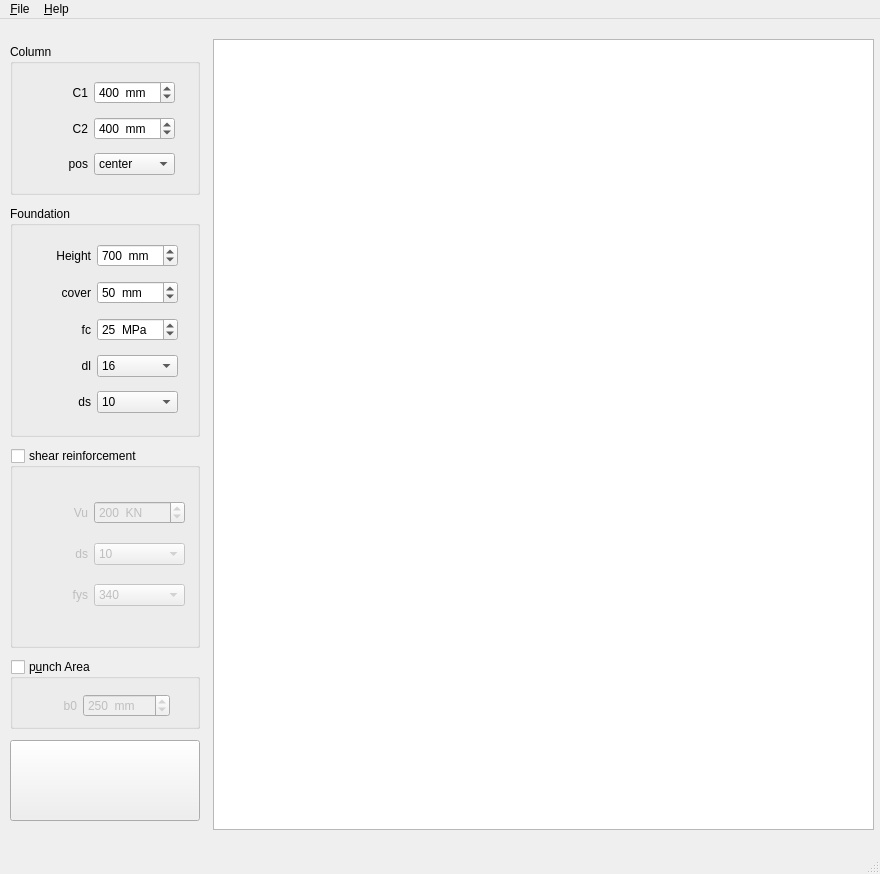
The window that applications/punch/mainwindow.ui (ebrahimraeyat/civilTools) describes before a commit, drawn with Qt 5.
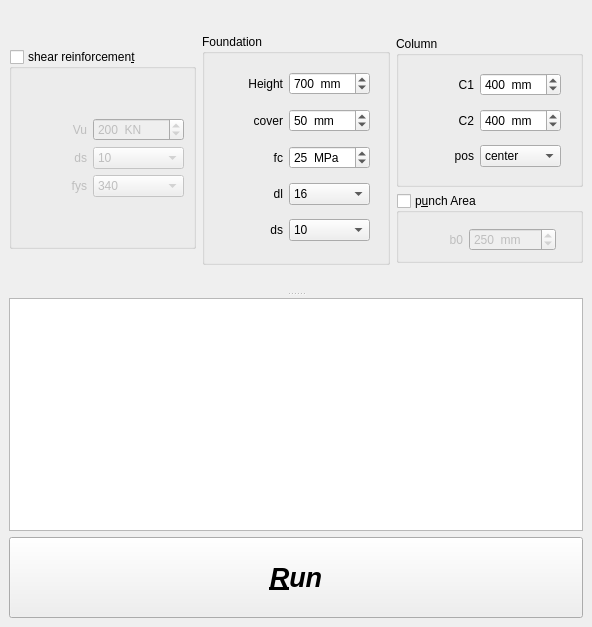
The same window after the commit. Icons and pictures are not drawn.

The edit to the form file:
```diff
--- a/applications/punch/mainwindow.ui
+++ b/applications/punch/mainwindow.ui
@@ -6,8 +6,8 @@
    <rect>
     <x>0</x>
     <y>0</y>
-    <width>880</width>
-    <height>874</height>
+    <width>592</width>
+    <height>627</height>
    </rect>
   </property>
   <property name="windowTitle">
@@ -21,31 +21,42 @@
    <property name="enabled">
     <bool>true</bool>
    </property>
-   <widget class="QPlainTextEdit" name="plainTextEdit">
-    <property name="geometry">
-     <rect>
-      <x>213</x>
-      <y>20</y>
-      <width>661</width>
-      <height>791</height>
-     </rect>
-    </property>
-    <property name="readOnly">
+   <layout class="QVBoxLayout" name="verticalLayout_5">
+    <item>
+     <widget class="QSplitter" name="splitter">
+      <property name="layoutDirection">
+       <enum>Qt::LeftToRight</enum>
+      </property>
+      <property name="autoFillBackground">
+       <bool>false</bool>
+      </property>
+      <property name="frameShadow">
+       <enum>QFrame::Plain</enum>
+      </property>
+      <property name="midLineWidth">
+       <number>14</number>
+      </property>
+      <property name="orientation">
+       <enum>Qt::Vertical</enum>
+      </property>
+      <property name="opaqueResize">
      <bool>true</bool>
     </property>
-   </widget>
+      <property name="handleWidth">
+       <number>8</number>
+      </property>
+      <property name="childrenCollapsible">
+       <bool>false</bool>
+      </property>
    <widget class="QWidget" name="layoutWidget">
-    <property name="geometry">
-     <rect>
-      <x>10</x>
-      <y>20</y>
-      <width>190</width>
-      <height>791</height>
-     </rect>
-    </property>
-    <layout class="QVBoxLayout" name="verticalLayout">
+       <layout class="QHBoxLayout" name="horizontalLayout_2">
+        <property name="sizeConstraint">
+         <enum>QLayout::SetMinimumSize</enum>
+        </property>
      <item>
-      <widget class="QGroupBox" name="column_groupBox">
+         <layout class="QVBoxLayout" name="verticalLayout_2">
+          <item>
+           <widget class="QGroupBox" name="shear_groupBox">
        <property name="sizePolicy">
         <sizepolicy hsizetype="Preferred" vsizetype="Maximum">
          <horstretch>0</horstretch>
@@ -55,26 +66,32 @@
        <property name="minimumSize">
         <size>
          <width>0</width>
-         <height>151</height>
-        </size>
-       </property>
+              <height>200</height>
+             </size>
+            </property>
+            <property name="toolTip">
+             <string>&lt;!DOCTYPE HTML PUBLIC &quot;-//W3C//DTD HTML 4.0//EN&quot; &quot;http://www.w3.org/TR/REC-html40/strict.dtd&quot;&gt;
+&lt;html&gt;&lt;head&gt;&lt;meta name=&quot;qrichtext&quot; content=&quot;1&quot; /&gt;&lt;style type=&quot;text/css&quot;&gt;
+p, li { white-space: pre-wrap; }
+&lt;/style&gt;&lt;/head&gt;&lt;body style=&quot; font-family:'Noto Sans'; font-size:10pt; font-weight:400; font-style:normal;&quot;&gt;
+&lt;p dir='rtl' style=&quot; margin-top:0px; margin-bottom:0px; margin-left:0px; margin-right:0px; -qt-block-indent:0; text-indent:0px;&quot;&gt;با فعال کردن این گزینه شما میتوانید با توجه به برش حداکثر موجود در مقطع پانچ (Vu)  و تعیین قطر و مقاومت خاموتهای سنجاقی، فاصله لازم بین خاموتهای سنجاقی را برای افزایش ظرفیت برش پانچ مقطع بدست آورید.&lt;/p&gt;&lt;/body&gt;&lt;/html&gt;</string>
+            </property>
        <property name="title">
-        <string>Column</string>
-       </property>
-       <widget class="QWidget" name="layoutWidget">
-        <property name="geometry">
-         <rect>
-          <x>9</x>
-          <y>30</y>
-          <width>156</width>
-          <height>110</height>
-         </rect>
-        </property>
-        <layout class="QGridLayout" name="gridLayout_2">
+             <string>shear reinforcemen&amp;t</string>
+            </property>
+            <property name="checkable">
+             <bool>true</bool>
+            </property>
+            <property name="checked">
+             <bool>false</bool>
+            </property>
+            <layout class="QGridLayout" name="gridLayout_4">
          <item row="0" column="0">
-          <widget class="QLabel" name="h_label">
+              <layout class="QGridLayout" name="gridLayout_3">
+               <item row="0" column="0">
+                <widget class="QLabel" name="vu_label_2">
            <property name="text">
-            <string>C1</string>
+                  <string>Vu</string>
            </property>
            <property name="alignment">
             <set>Qt::AlignRight|Qt::AlignTrailing|Qt::AlignVCenter</set>
@@ -82,83 +99,76 @@
           </widget>
          </item>
          <item row="0" column="1">
-          <widget class="QSpinBox" name="c1_spinBox">
-           <property name="toolTip">
-            <string>Height of foundation</string>
-           </property>
+                <widget class="QSpinBox" name="vu_spinBox">
            <property name="suffix">
-            <string>  mm</string>
+                  <string>  KN</string>
            </property>
            <property name="minimum">
-            <number>250</number>
+                  <number>0</number>
            </property>
            <property name="maximum">
-            <number>2000</number>
+                  <number>20000000</number>
            </property>
            <property name="singleStep">
             <number>50</number>
            </property>
            <property name="value">
-            <number>400</number>
+                  <number>200</number>
            </property>
           </widget>
          </item>
-         <item row="1" column="0">
-          <widget class="QLabel" name="c2_label">
+               <item row="3" column="0">
+                <widget class="QLabel" name="fys_label_2">
            <property name="text">
-            <string>C2</string>
+                  <string>fys</string>
            </property>
            <property name="alignment">
             <set>Qt::AlignRight|Qt::AlignTrailing|Qt::AlignVCenter</set>
            </property>
           </widget>
          </item>
-         <item row="1" column="1">
-          <widget class="QSpinBox" name="c2_spinBox">
-           <property name="toolTip">
-            <string>Height of foundation</string>
-           </property>
-           <property name="suffix">
-            <string>  mm</string>
-           </property>
-           <property name="minimum">
-            <number>250</number>
-           </property>
-           <property name="maximum">
-            <number>2000</number>
-           </property>
-           <property name="singleStep">
-            <number>50</number>
-           </property>
-           <property name="value">
-            <number>400</number>
-           </property>
-          </widget>
-         </item>
-         <item row="2" column="0">
-          <widget class="QLabel" name="pos_label">
-           <property name="text">
-            <string>pos</string>
-           </property>
-           <property name="alignment">
-            <set>Qt::AlignRight|Qt::AlignTrailing|Qt::AlignVCenter</set>
-           </property>
-          </widget>
-         </item>
-         <item row="2" column="1">
-          <widget class="QComboBox" name="pos_comboBox">
+               <item row="3" column="1">
+                <widget class="QComboBox" name="fys_comboBox">
            <property name="mouseTracking">
             <bool>false</bool>
            </property>
            <property name="toolTip">
             <string>foundation  main rebars diameter</string>
            </property>
+                 <property name="currentText">
+                  <string>340</string>
+                 </property>
+                 <property name="currentIndex">
+                  <number>1</number>
+                 </property>
+                 <item>
+                  <property name="text">
+                   <string>300</string>
+                  </property>
+                 </item>
+                 <item>
+                  <property name="text">
+                   <string>340</string>
+                  </property>
+                 </item>
+                 <item>
+                  <property name="text">
+                   <string>400</string>
+                  </property>
+                 </item>
+                </widget>
+               </item>
+               <item row="1" column="1">
+                <widget class="QComboBox" name="ds_punch_comboBox">
+                 <property name="toolTip">
+                  <string>foundation shear rebars diameter</string>
+                 </property>
            <property name="currentIndex">
             <number>0</number>
            </property>
            <item>
             <property name="text">
-             <string>center</string>
+                   <string>10</string>
             </property>
            </item>
            <item>
@@ -168,15 +178,70 @@
            </item>
            <item>
             <property name="text">
-             <string>corner</string>
-            </property>
-           </item>
-          </widget>
-         </item>
-        </layout>
-       </widget>
-      </widget>
-     </item>
+                   <string>14</string>
+                  </property>
+                 </item>
+                 <item>
+                  <property name="text">
+                   <string>16</string>
+                  </property>
+                 </item>
+                 <item>
+                  <property name="text">
+                   <string>18</string>
+                  </property>
+                 </item>
+                 <item>
+                  <property name="text">
+                   <string>20</string>
+                  </property>
+                 </item>
+                 <item>
+                  <property name="text">
+                   <string>22</string>
+                  </property>
+                 </item>
+                 <item>
+                  <property name="text">
+                   <string>25</string>
+                  </property>
+                 </item>
+                 <item>
+                  <property name="text">
+                   <string>28</string>
+                  </property>
+                 </item>
+                 <item>
+                  <property name="text">
+                   <string>30</string>
+                  </property>
+                 </item>
+                 <item>
+                  <property name="text">
+                   <string>32</string>
+                  </property>
+                 </item>
+                </widget>
+               </item>
+               <item row="1" column="0">
+                <widget class="QLabel" name="ds_labels_2">
+                 <property name="text">
+                  <string>ds</string>
+                 </property>
+                 <property name="alignment">
+                  <set>Qt::AlignRight|Qt::AlignTrailing|Qt::AlignVCenter</set>
+                 </property>
+                </widget>
+               </item>
+              </layout>
+             </item>
+            </layout>
+           </widget>
+          </item>
+         </layout>
+        </item>
+        <item>
+         <layout class="QVBoxLayout" name="verticalLayout_3">
      <item>
       <widget class="QGroupBox" name="foundation_groupBox">
        <property name="sizePolicy">
@@ -451,8 +516,14 @@
        </widget>
       </widget>
      </item>
+         </layout>
+        </item>
      <item>
-      <widget class="QGroupBox" name="shear_groupBox">
+         <layout class="QVBoxLayout" name="verticalLayout_4">
+          <item>
+           <layout class="QVBoxLayout" name="verticalLayout">
+            <item>
+             <widget class="QGroupBox" name="column_groupBox">
        <property name="sizePolicy">
         <sizepolicy hsizetype="Preferred" vsizetype="Maximum">
          <horstretch>0</horstretch>
@@ -462,39 +533,26 @@
        <property name="minimumSize">
         <size>
          <width>0</width>
-         <height>200</height>
-        </size>
-       </property>
-       <property name="toolTip">
-        <string>&lt;!DOCTYPE HTML PUBLIC &quot;-//W3C//DTD HTML 4.0//EN&quot; &quot;http://www.w3.org/TR/REC-html40/strict.dtd&quot;&gt;
-&lt;html&gt;&lt;head&gt;&lt;meta name=&quot;qrichtext&quot; content=&quot;1&quot; /&gt;&lt;style type=&quot;text/css&quot;&gt;
-p, li { white-space: pre-wrap; }
-&lt;/style&gt;&lt;/head&gt;&lt;body style=&quot; font-family:'Noto Sans'; font-size:10pt; font-weight:400; font-style:normal;&quot;&gt;
-&lt;p dir='rtl' style=&quot; margin-top:0px; margin-bottom:0px; margin-left:0px; margin-right:0px; -qt-block-indent:0; text-indent:0px;&quot;&gt;با فعال کردن این گزینه شما میتوانید با توجه به برش حداکثر موجود در مقطع پانچ (Vu)  و تعیین قطر و مقاومت خاموتهای سنجاقی، فاصله لازم بین خاموتهای سنجاقی را برای افزایش ظرفیت برش پانچ مقطع بدست آورید.&lt;/p&gt;&lt;/body&gt;&lt;/html&gt;</string>
-       </property>
+                <height>151</height>
+               </size>
+              </property>
        <property name="title">
-        <string>shear reinforcement</string>
-       </property>
-       <property name="checkable">
-        <bool>true</bool>
-       </property>
-       <property name="checked">
-        <bool>false</bool>
+               <string>Column</string>
        </property>
        <widget class="QWidget" name="layoutWidget">
         <property name="geometry">
          <rect>
-          <x>20</x>
-          <y>40</y>
-          <width>155</width>
-          <height>134</height>
-         </rect>
-        </property>
-        <layout class="QGridLayout" name="gridLayout_3">
+                 <x>9</x>
+                 <y>30</y>
+                 <width>156</width>
+                 <height>110</height>
+                </rect>
+               </property>
+               <layout class="QGridLayout" name="gridLayout_2">
          <item row="0" column="0">
-          <widget class="QLabel" name="vu_label_2">
+                 <widget class="QLabel" name="h_label">
            <property name="text">
-            <string>Vu</string>
+                   <string>C1</string>
            </property>
            <property name="alignment">
             <set>Qt::AlignRight|Qt::AlignTrailing|Qt::AlignVCenter</set>
@@ -502,76 +560,83 @@
           </widget>
          </item>
          <item row="0" column="1">
-          <widget class="QSpinBox" name="vu_spinBox">
+                 <widget class="QSpinBox" name="c1_spinBox">
+                  <property name="toolTip">
+                   <string>Height of foundation</string>
+                  </property>
            <property name="suffix">
-            <string>  KN</string>
+                   <string>  mm</string>
            </property>
            <property name="minimum">
-            <number>0</number>
+                   <number>250</number>
            </property>
            <property name="maximum">
-            <number>20000000</number>
+                   <number>2000</number>
            </property>
            <property name="singleStep">
             <number>10</number>
            </property>
            <property name="value">
-            <number>200</number>
+                   <number>400</number>
            </property>
           </widget>
          </item>
-         <item row="3" column="0">
-          <widget class="QLabel" name="fys_label_2">
+                <item row="1" column="0">
+                 <widget class="QLabel" name="c2_label">
            <property name="text">
-            <string>fys</string>
+                   <string>C2</string>
            </property>
            <property name="alignment">
             <set>Qt::AlignRight|Qt::AlignTrailing|Qt::AlignVCenter</set>
            </property>
           </widget>
          </item>
-         <item row="3" column="1">
-          <widget class="QComboBox" name="fys_comboBox">
+                <item row="1" column="1">
+                 <widget class="QSpinBox" name="c2_spinBox">
+                  <property name="toolTip">
+                   <string>Height of foundation</string>
+                  </property>
+                  <property name="suffix">
+                   <string>  mm</string>
+                  </property>
+                  <property name="minimum">
+                   <number>250</number>
+                  </property>
+                  <property name="maximum">
+                   <number>2000</number>
+                  </property>
+                  <property name="singleStep">
+                   <number>50</number>
+                  </property>
+                  <property name="value">
+                   <number>400</number>
+                  </property>
+                 </widget>
+                </item>
+                <item row="2" column="0">
+                 <widget class="QLabel" name="pos_label">
+                  <property name="text">
+                   <string>pos</string>
+                  </property>
+                  <property name="alignment">
+                   <set>Qt::AlignRight|Qt::AlignTrailing|Qt::AlignVCenter</set>
+                  </property>
+                 </widget>
+                </item>
+                <item row="2" column="1">
+                 <widget class="QComboBox" name="pos_comboBox">
            <property name="mouseTracking">
             <bool>false</bool>
            </property>
            <property name="toolTip">
             <string>foundation  main rebars diameter</string>
            </property>
-           <property name="currentText">
-            <string>340</string>
-           </property>
-           <property name="currentIndex">
-            <number>1</number>
-           </property>
-           <item>
-            <property name="text">
-             <string>300</string>
-            </property>
-           </item>
-           <item>
-            <property name="text">
-             <string>340</string>
-            </property>
-           </item>
-           <item>
-            <property name="text">
-             <string>400</string>
-            </property>
-           </item>
-          </widget>
-         </item>
-         <item row="1" column="1">
-          <widget class="QComboBox" name="ds_punch_comboBox">
-           <property name="toolTip">
-            <string>foundation shear rebars diameter</string>
-           </property>
            <property name="currentIndex">
             <number>0</number>
            </property>
            <item>
             <property name="text">
-             <string>10</string>
+                    <string>center</string>
             </property>
            </item>
            <item>
@@ -581,59 +646,9 @@
            </item>
            <item>
             <property name="text">
-             <string>14</string>
-            </property>
-           </item>
-           <item>
-            <property name="text">
-             <string>16</string>
-            </property>
-           </item>
-           <item>
-            <property name="text">
-             <string>18</string>
-            </property>
-           </item>
-           <item>
-            <property name="text">
-             <string>20</string>
-            </property>
-           </item>
-           <item>
-            <property name="text">
-             <string>22</string>
-            </property>
-           </item>
-           <item>
-            <property name="text">
-             <string>25</string>
-            </property>
-           </item>
-           <item>
-            <property name="text">
-             <string>28</string>
-            </property>
-           </item>
-           <item>
-            <property name="text">
-             <string>30</string>
-            </property>
-           </item>
-           <item>
-            <property name="text">
-             <string>32</string>
-            </property>
-           </item>
-          </widget>
-         </item>
-         <item row="1" column="0">
-          <widget class="QLabel" name="ds_labels_2">
-           <property name="text">
-            <string>ds</string>
-           </property>
-           <property name="alignment">
-            <set>Qt::AlignRight|Qt::AlignTrailing|Qt::AlignVCenter</set>
-           </property>
+                    <string>corner</string>
+                   </property>
+                  </item>
           </widget>
          </item>
         </layout>
@@ -712,6 +727,19 @@
        </widget>
       </widget>
      </item>
+           </layout>
+          </item>
+         </layout>
+        </item>
+       </layout>
+      </widget>
+      <widget class="QPlainTextEdit" name="plainTextEdit">
+       <property name="readOnly">
+        <bool>true</bool>
+       </property>
+      </widget>
+     </widget>
+    </item>
      <item>
       <widget class="QPushButton" name="run_Button">
        <property name="sizePolicy">
@@ -736,7 +764,7 @@
         </font>
        </property>
        <property name="text">
-        <string/>
+       <string>&amp;Run</string>
        </property>
        <property name="icon">
         <iconset resource="resource.qrc">
@@ -752,54 +780,6 @@
      </item>
     </layout>
    </widget>
-  </widget>
-  <widget class="QMenuBar" name="menubar">
-   <property name="geometry">
-    <rect>
-     <x>0</x>
-     <y>0</y>
-     <width>880</width>
-     <height>22</height>
-    </rect>
-   </property>
-   <widget class="QMenu" name="menu_File">
-    <property name="title">
-     <string>&amp;File</string>
-    </property>
-    <widget class="QMenu" name="menu_Print">
-     <property name="title">
-      <string>&amp;Print</string>
-     </property>
-     <addaction name="action_Pdf"/>
-     <addaction name="action_word"/>
-    </widget>
-    <widget class="QMenu" name="menu_Import">
-     <property name="title">
-      <string>&amp;Import</string>
-     </property>
-     <addaction name="action_Safe"/>
-    </widget>
-    <widget class="QMenu" name="menu_Export">
-     <property name="title">
-      <string>&amp;Export</string>
-     </property>
-     <addaction name="action_Autocad"/>
-    </widget>
-    <addaction name="menu_Import"/>
-    <addaction name="menu_Export"/>
-    <addaction name="menu_Print"/>
-    <addaction name="action_Exit"/>
-   </widget>
-   <widget class="QMenu" name="menu_Help">
-    <property name="title">
-     <string>&amp;Help</string>
-    </property>
-    <addaction name="action_About"/>
-   </widget>
-   <addaction name="menu_File"/>
-   <addaction name="menu_Help"/>
-  </widget>
-  <widget class="QStatusBar" name="statusbar"/>
   <action name="action_Pdf">
    <property name="enabled">
     <bool>false</bool>
```
Left out of the diff: 9 changed lines with no effect on the pictures. Lines whose indentation alone changed are shown as unchanged.
